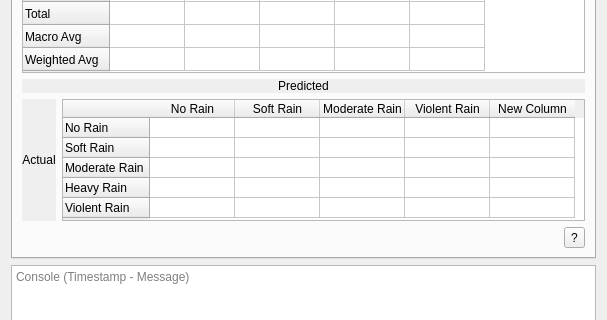
Before: the Qt Designer form GIS_Precip_dialog_base.ui in RP-Group/GISPrecip, drawn with Qt 5; both pictures show x 0 to 607 and y 385 to 705 of the 607 by 811 pixel window.
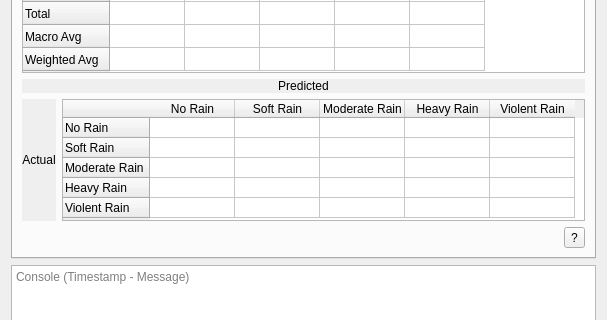
After: the same form once the commit is applied. Custom widgets are drawn as their Qt base class.

Commit message: Atualização da aba 'Prediction', agora também está funcionando

Patch:
```diff
--- a/GIS_Precip_dialog_base.ui
+++ b/GIS_Precip_dialog_base.ui
@@ -608,12 +608,12 @@
                </column>
                <column>
                 <property name="text">
-                 <string>Violent Rain</string>
+                 <string>Heavy Rain</string>
                 </property>
                </column>
                <column>
                 <property name="text">
-                 <string>New Column</string>
+                 <string>Violent Rain</string>
                 </property>
                </column>
               </widget>
```
The commit also changes 2 other files.
